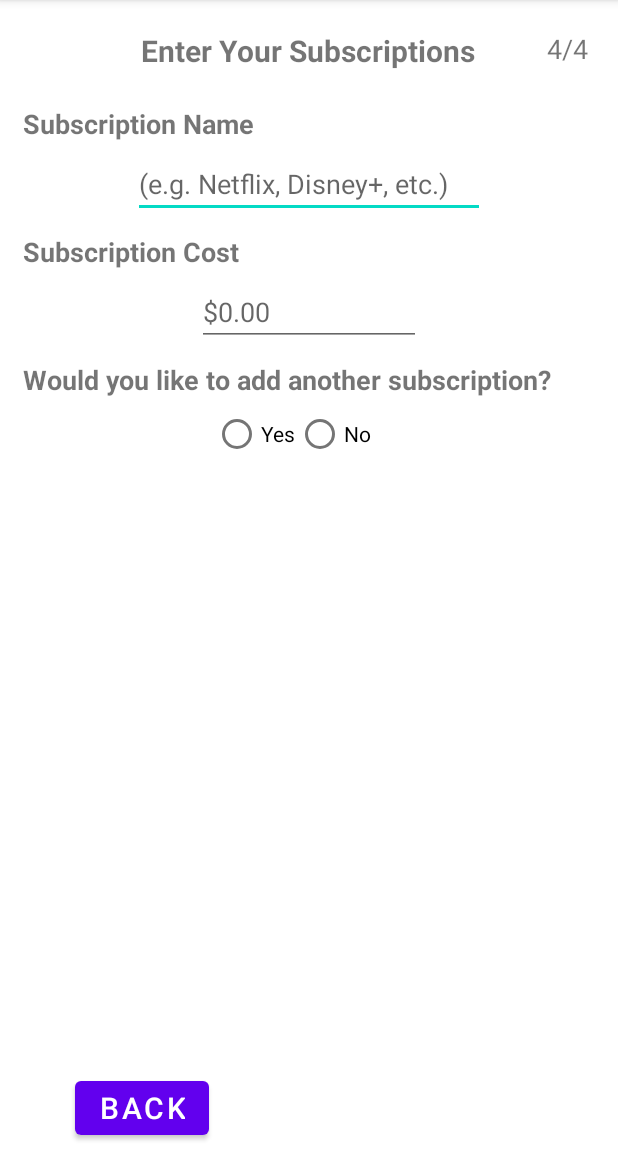
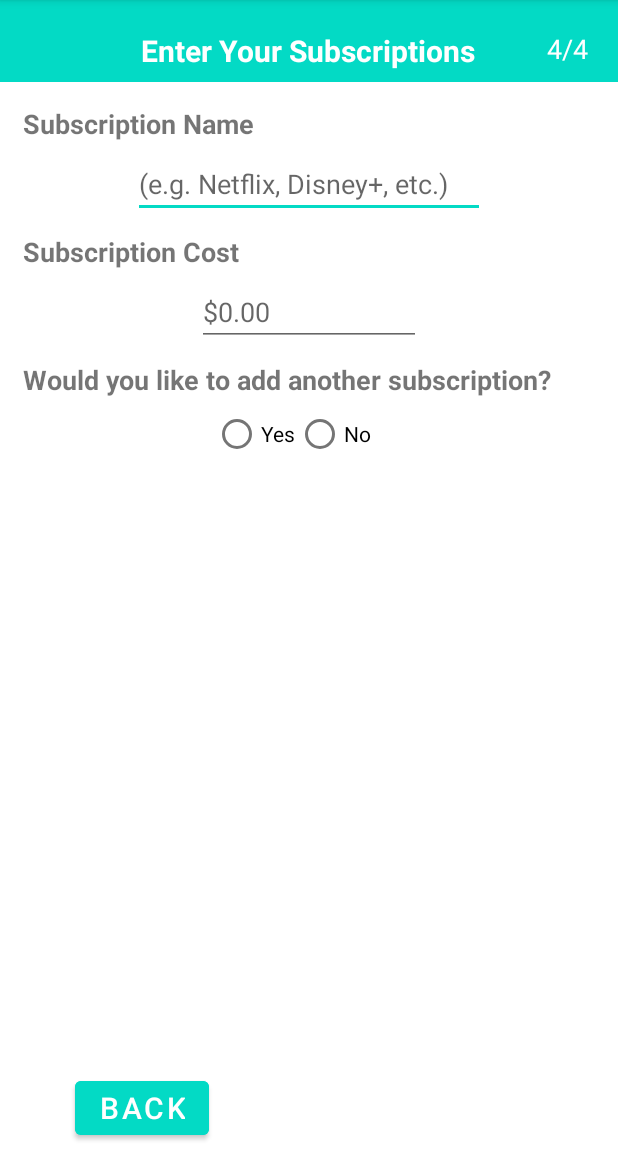
Before and after one commit to Fennrii/BudgetApp, an Android app: the Subs screen opened directly, with no data from a screen before it, on a phone screen of 412 x 824 dp, the part 84-1236 px from its top. Run offline under Robolectric (Android 15) with nearby library versions, the phone set to English and light mode, and no system bars.

Commit message:
Lite-Budgeting

```diff
--- a/app/src/main/java/com/example/litebudgeting/Keys.java
+++ b/app/src/main/java/com/example/litebudgeting/Keys.java
@@ -4,9 +4,7 @@ public class Keys {
 
     public static String PREFS_KEY = "sharedPrefs";
     public static String JOB = "job";
-    public static String SUB = "sub";
     public static String JOB_COUNTER = "jobCount";
-    public static String SUB_COUNTER = "subCount";
     public static String BANK_SAVINGS = "BankAccount";
     public static String HOUSING = "Housing";
     public static String WATER = "Water";
--- /dev/null
+++ b/app/src/main/res/drawable/bar.xml
@@ -0,0 +1,5 @@
+<vector android:height="24dp" android:tint="#06E7D4"
+    android:viewportHeight="24" android:viewportWidth="24"
+    android:width="24dp" xmlns:android="http://schemas.android.com/apk/res/android">
+    <path android:fillColor="@android:color/white" android:pathData="M3,3h18v2H3z"/>
+</vector>
--- a/app/src/main/res/layout/subs.xml
+++ b/app/src/main/res/layout/subs.xml
@@ -1,14 +1,26 @@
 <?xml version="1.0" encoding="utf-8"?>
 <RelativeLayout xmlns:android="http://schemas.android.com/apk/res/android"
+    xmlns:app="http://schemas.android.com/apk/res-auto"
     xmlns:tools="http://schemas.android.com/tools"
     android:layout_width="match_parent"
     android:layout_height="match_parent"
     tools:context=".SetupP1">
 
+    <ImageView
+        android:id="@+id/imageView"
+        android:layout_width="match_parent"
+        android:layout_height="wrap_content"
+        android:scaleType="fitXY"
+        android:visibility="visible"
+        app:srcCompat="@android:drawable/bottom_bar"
+        tools:srcCompat="@android:drawable/bottom_bar"
+        app:tint="@color/teal_200" />
+
     <TextView
         android:layout_width="wrap_content"
         android:layout_height="wrap_content"
         android:text="@string/Subs_txt"
+        android:textColor="@color/white"
         android:layout_centerHorizontal="true"
         android:layout_marginTop="20dp"
         android:textSize="20sp"
@@ -19,6 +31,7 @@
         android:layout_width="wrap_content"
         android:layout_height="wrap_content"
         android:text="@string/setup_page4"
+        android:textColor="@color/white"
         android:textSize="18sp"
         android:layout_marginTop="20dp"
         android:layout_marginEnd="20dp"
@@ -139,6 +152,7 @@
         android:layout_width="wrap_content"
         android:layout_height="wrap_content"
         android:text="@string/btnBack"
+        android:backgroundTint="@color/teal_200"
         android:textSize="20sp"
         android:layout_marginBottom="5dp"
         android:layout_alignParentBottom="true"
```
Also changed, not shown: app/src/main/java/com/example/litebudgeting/Subs.java (+9 -43 lines), app/src/main/java/com/example/litebudgeting/ui/home/HomeFragment.java (+3 -9 lines), app/src/main/res/layout/activity_add_job.xml (+13 -0 lines), app/src/main/res/layout/activity_setup_p3.xml (+14 -0 lines).
